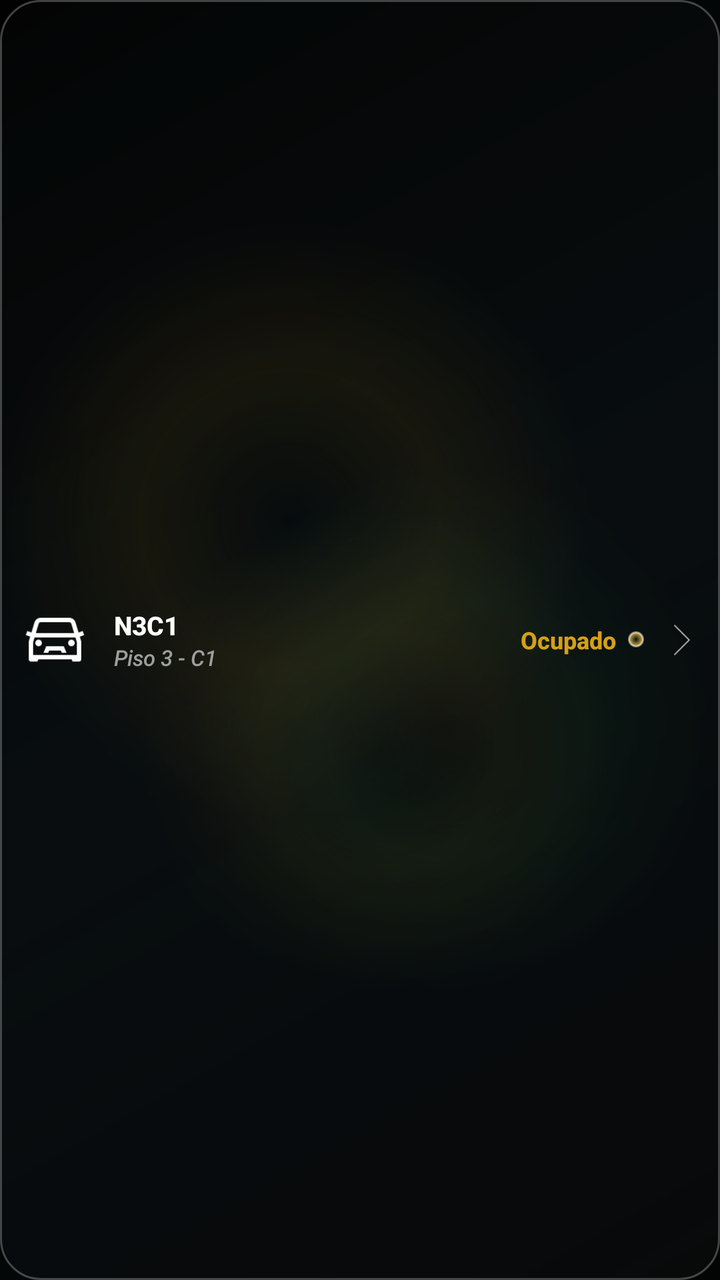
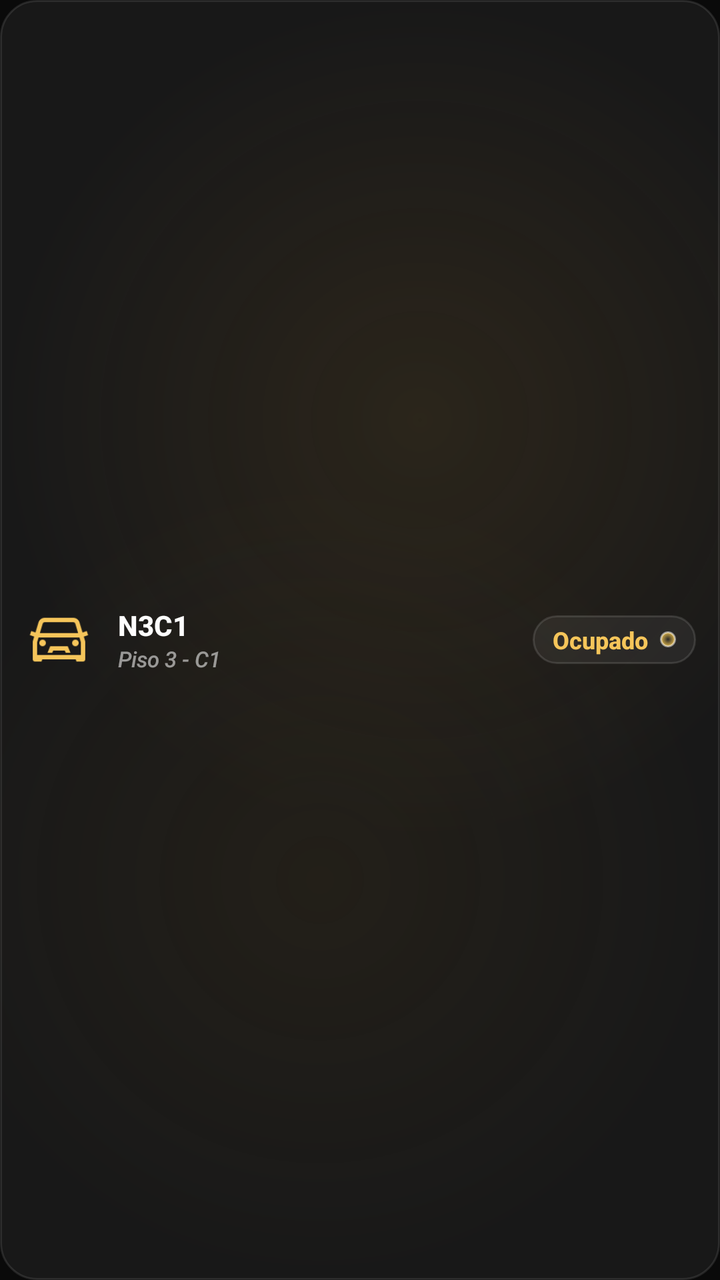

Before-and-after screenshots of an Android layout around one commit, followed by the original layout XML and the change that was made.
<!-- AndroidManifest.xml: application theme Theme.AppKaaxPark -->
<!-- res/layout/item_cajon.xml -->
<?xml version="1.0" encoding="utf-8"?>
<LinearLayout
    xmlns:android="http://schemas.android.com/apk/res/android"
    android:layout_width="match_parent"
    android:layout_height="70dp"
    android:layout_marginStart="15dp"
    android:layout_marginEnd="15dp"
    android:layout_marginTop="10dp"
    android:background="@drawable/borde_negro"
    android:gravity="center_vertical"
    android:orientation="horizontal"
    android:padding="10dp">

    <ImageView
        android:id="@+id/imgItemCoche"
        android:layout_width="35dp"
        android:layout_height="35dp"
        android:src="@drawable/icon_vehiculo"
        android:layout_gravity="center_vertical"/>
    <LinearLayout
        android:layout_width="0dp"
        android:layout_height="wrap_content"
        android:layout_weight="1"
        android:layout_marginStart="12dp"
        android:orientation="vertical">

        <TextView
            android:id="@+id/txtItemCodigoCajon"
            android:layout_width="wrap_content"
            android:layout_height="wrap_content"
            android:text="N3C1"
            android:textColor="#FFFFFF"
            android:textSize="13sp"
            android:textStyle="bold"/>

        <TextView
            android:id="@+id/txtItemUbicacionCajon"
            android:layout_width="wrap_content"
            android:layout_height="wrap_content"
            android:text="Piso 3 - C1"
            android:textColor="#9E9E9E"
            android:textSize="11sp"
            android:textStyle="italic"/>

    </LinearLayout>

    <LinearLayout
        android:layout_width="wrap_content"
        android:layout_height="wrap_content"
        android:gravity="center_vertical"
        android:orientation="horizontal">

        <TextView
            android:id="@+id/txtItemEstado"
            android:layout_width="wrap_content"
            android:layout_height="wrap_content"
            android:layout_marginEnd="6dp"
            android:text="Ocupado"
            android:textColor="#D4A017"
            android:textSize="12sp"
            android:textStyle="bold"/>

        <View
            android:id="@+id/viewIndicadorColor"
            android:layout_width="8dp"
            android:layout_height="8dp"
            android:background="@drawable/indicador_estado_circular"/>
    </LinearLayout>

    <ImageView
        android:layout_width="18dp"
        android:layout_height="18dp"
        android:layout_marginStart="10dp"
        android:src="@drawable/icon_flecha"
        app:tint="#9E9E9E"
        xmlns:app="http://schemas.android.com/apk/res-auto"/>

</LinearLayout>
<!-- resources referenced by this layout -->
<resources>
  <!-- drawable borde_negro (drawable) -->
  <?xml version="1.0" encoding="utf-8"?>
  <shape xmlns:android="http://schemas.android.com/apk/res/android">
      <gradient
          android:angle="135"
          android:startColor="#33181C20"
          android:centerColor="#2A161A1E"
          android:endColor="#22101214" />
      <stroke
          android:width="1dp"
          android:color="@color/glass_border" />
      <corners android:radius="20dp" />
  </shape>
  <!-- drawable icon_flecha: png bitmap (drawable, 422 bytes) -->
  <!-- drawable indicador_estado_circular (drawable) -->
  <?xml version="1.0" encoding="utf-8"?>
  <shape xmlns:android="http://schemas.android.com/apk/res/android"
      android:shape="oval">
      <gradient
          android:type="radial"
          android:gradientRadius="8dp"
          android:centerColor="@color/gold_light"
          android:endColor="@color/gold_primary" />
      <stroke
          android:width="1dp"
          android:color="#80FFFFFF" />
      <size
          android:width="8dp"
          android:height="8dp" />
  </shape>
  <style name="Theme.AppKaaxPark" parent="Base.Theme.AppKaaxPark" />
  <color name="glass_border">#40FFFFFF</color>
  <color name="gold_light">#F0C24B</color>
  <color name="gold_primary">#D4A017</color>
  <color name="black">#FF000000</color>
  <color name="gold_secondary">#E5A93C</color>
  <color name="glass_surface">#33191D21</color>
  <color name="white">#FFFFFFFF</color>
  <color name="glass_surface_soft">#22191D21</color>
  <style name="Widget.AppKaaxPark.TextView" parent="@android:style/Widget.TextView">
          <item name="android:fontFamily">sans-serif-medium</item>
      </style>
  <style name="Widget.AppKaaxPark.EditText" parent="@android:style/Widget.EditText">
          <item name="android:fontFamily">sans-serif-medium</item>
      </style>
  <style name="Widget.AppKaaxPark.Button" parent="@android:style/Widget.Button">
          <item name="android:fontFamily">sans-serif-medium</item>
          <item name="android:letterSpacing">0.02</item>
      </style>
  <!-- drawable bg_screen_glass (drawable) -->
  <?xml version="1.0" encoding="utf-8"?>
  <layer-list xmlns:android="http://schemas.android.com/apk/res/android">
  
      <item>
          <shape android:shape="rectangle">
              <gradient
                  android:angle="135"
                  android:startColor="#050607"
                  android:centerColor="#081114"
                  android:endColor="#030303" />
          </shape>
      </item>
  
      <item
          android:left="-70dp"
          android:top="-120dp">
          <shape android:shape="oval">
              <size
                  android:width="260dp"
                  android:height="260dp" />
              <gradient
                  android:type="radial"
                  android:gradientRadius="150dp"
                  android:centerColor="#26D4A017"
                  android:endColor="#00D4A017" />
          </shape>
      </item>
  
      <item
          android:right="-90dp"
          android:top="90dp">
          <shape android:shape="oval">
              <size
                  android:width="240dp"
                  android:height="240dp" />
              <gradient
                  android:type="radial"
                  android:gradientRadius="130dp"
                  android:centerColor="#182ECC71"
                  android:endColor="#002ECC71" />
          </shape>
      </item>
  
      <item
          android:left="20dp"
          android:bottom="-110dp">
          <shape android:shape="oval">
              <size
                  android:width="220dp"
                  android:height="220dp" />
              <gradient
                  android:type="radial"
                  android:gradientRadius="120dp"
                  android:centerColor="#1AD4A017"
                  android:endColor="#00D4A017" />
          </shape>
      </item>
  
      <item>
          <shape android:shape="rectangle">
              <solid android:color="@color/glass_scrim" />
          </shape>
      </item>
  
  </layer-list>
  <color name="glass_scrim">#66000000</color>
  <!-- unchanged entries left out for length: 2 -->
</resources>

<!-- the commit's change to res/layout/item_cajon.xml (unified diff, before → after) -->
@@ -1,22 +1,26 @@
 <?xml version="1.0" encoding="utf-8"?>
 <LinearLayout
     xmlns:android="http://schemas.android.com/apk/res/android"
+    xmlns:app="http://schemas.android.com/apk/res-auto"
     android:layout_width="match_parent"
     android:layout_height="70dp"
     android:layout_marginStart="15dp"
     android:layout_marginEnd="15dp"
-    android:layout_marginTop="10dp"
-    android:background="@drawable/borde_negro"
+    android:layout_marginTop="8dp"
+    android:layout_marginBottom="4dp"
+    android:background="@drawable/bg_glass_card"
     android:gravity="center_vertical"
     android:orientation="horizontal"
-    android:padding="10dp">
+    android:padding="12dp">
 
     <ImageView
         android:id="@+id/imgItemCoche"
         android:layout_width="35dp"
         android:layout_height="35dp"
         android:src="@drawable/icon_vehiculo"
-        android:layout_gravity="center_vertical"/>
+        android:layout_gravity="center_vertical"
+        app:tint="#F5C55A" />
+
     <LinearLayout
         android:layout_width="0dp"
         android:layout_height="wrap_content"
@@ -29,8 +33,8 @@
             android:layout_width="wrap_content"
             android:layout_height="wrap_content"
             android:text="N3C1"
-            android:textColor="#FFFFFF"
-            android:textSize="13sp"
+            android:textColor="#FDFDFD"
+            android:textSize="14sp"
             android:textStyle="bold"/>
 
         <TextView
@@ -38,7 +42,7 @@
             android:layout_width="wrap_content"
             android:layout_height="wrap_content"
             android:text="Piso 3 - C1"
-            android:textColor="#9E9E9E"
+            android:textColor="#8CFFFFFF"
             android:textSize="11sp"
             android:textStyle="italic"/>
 
@@ -47,6 +51,9 @@
     <LinearLayout
         android:layout_width="wrap_content"
         android:layout_height="wrap_content"
+        android:background="@drawable/bg_glass_chip"
+        android:paddingHorizontal="10dp"
+        android:paddingVertical="4dp"
         android:gravity="center_vertical"
         android:orientation="horizontal">
 
@@ -56,7 +63,7 @@
             android:layout_height="wrap_content"
             android:layout_marginEnd="6dp"
             android:text="Ocupado"
-            android:textColor="#D4A017"
+            android:textColor="#F5C55A"
             android:textSize="12sp"
             android:textStyle="bold"/>
 
@@ -67,12 +74,5 @@
             android:background="@drawable/indicador_estado_circular"/>
     </LinearLayout>
 
-    <ImageView
-        android:layout_width="18dp"
-        android:layout_height="18dp"
-        android:layout_marginStart="10dp"
-        android:src="@drawable/icon_flecha"
-        app:tint="#9E9E9E"
-        xmlns:app="http://schemas.android.com/apk/res-auto"/>
 
 </LinearLayout>
<!-- resource entries referenced after the edit -->
@@ -1,19 +1,25 @@
 <!-- resources referenced by this layout -->
 <resources>
-  <!-- drawable borde_negro (drawable) -->
+  <!-- drawable bg_glass_card (drawable) -->
   <?xml version="1.0" encoding="utf-8"?>
-  <shape xmlns:android="http://schemas.android.com/apk/res/android">
-      <gradient
-          android:angle="135"
-          android:startColor="#33181C20"
-          android:centerColor="#2A161A1E"
-          android:endColor="#22101214" />
+  <shape xmlns:android="http://schemas.android.com/apk/res/android"
+      android:shape="rectangle">
+      <solid android:color="#0FFFFFFF" /> 
       <stroke
           android:width="1dp"
-          android:color="@color/glass_border" />
+          android:color="#1AFFFFFF" /> 
+      <corners android:radius="18dp" />
+  </shape>
+  <!-- drawable bg_glass_chip (drawable) -->
+  <?xml version="1.0" encoding="utf-8"?>
+  <shape xmlns:android="http://schemas.android.com/apk/res/android"
+      android:shape="rectangle">
+      <solid android:color="#0FFFFFFF" />
+      <stroke
+          android:width="1dp"
+          android:color="#1FFFFFFF" />
       <corners android:radius="20dp" />
   </shape>
-  <!-- drawable icon_flecha: png bitmap (drawable, 422 bytes) -->
   <!-- drawable indicador_estado_circular (drawable) -->
   <?xml version="1.0" encoding="utf-8"?>
   <shape xmlns:android="http://schemas.android.com/apk/res/android"
@@ -53,69 +59,40 @@
   <?xml version="1.0" encoding="utf-8"?>
   <layer-list xmlns:android="http://schemas.android.com/apk/res/android">
   
+      
       <item>
           <shape android:shape="rectangle">
-              <gradient
-                  android:angle="135"
-                  android:startColor="#050607"
-                  android:centerColor="#081114"
-                  android:endColor="#030303" />
+              <solid android:color="#0A0A0A" />
           </shape>
       </item>
   
-      <item
-          android:left="-70dp"
-          android:top="-120dp">
+      
+      <item android:gravity="top|start">
           <shape android:shape="oval">
-              <size
-                  android:width="260dp"
-                  android:height="260dp" />
+              <size android:width="420dp" android:height="420dp" />
               <gradient
                   android:type="radial"
-                  android:gradientRadius="150dp"
-                  android:centerColor="#26D4A017"
-                  android:endColor="#00D4A017" />
+                  android:gradientRadius="210dp"
+                  android:centerColor="#333A2A10"
+                  android:startColor="#663A2A10"
+                  android:endColor="#000A0A0A" />
           </shape>
       </item>
   
-      <item
-          android:right="-90dp"
-          android:top="90dp">
+      
+      <item android:gravity="bottom|end">
           <shape android:shape="oval">
-              <size
-                  android:width="240dp"
-                  android:height="240dp" />
+              <size android:width="400dp" android:height="400dp" />
               <gradient
                   android:type="radial"
-                  android:gradientRadius="130dp"
-                  android:centerColor="#182ECC71"
-                  android:endColor="#002ECC71" />
-          </shape>
-      </item>
-  
-      <item
-          android:left="20dp"
-          android:bottom="-110dp">
-          <shape android:shape="oval">
-              <size
-                  android:width="220dp"
-                  android:height="220dp" />
-              <gradient
-                  android:type="radial"
-                  android:gradientRadius="120dp"
-                  android:centerColor="#1AD4A017"
-                  android:endColor="#00D4A017" />
-          </shape>
-      </item>
-  
-      <item>
-          <shape android:shape="rectangle">
-              <solid android:color="@color/glass_scrim" />
+                  android:gradientRadius="200dp"
+                  android:centerColor="#2A2A1F0A"
+                  android:startColor="#552A1F0A"
+                  android:endColor="#000A0A0A" />
           </shape>
       </item>
   
   </layer-list>
-  <color name="glass_scrim">#66000000</color>
   <!-- unchanged entries left out for length: 2 -->
 </resources>
 
